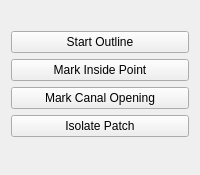
Above: Resources/UI/page_pinna_draw.ui from thomasjames3/SlicerScutumGraftLocator before the change. Below: the same form after it.
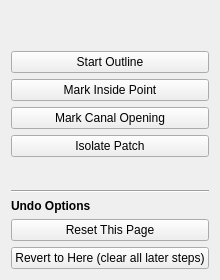
That is the form after the change.

What changed in the file:
```diff
--- a/Resources/UI/page_pinna_draw.ui
+++ b/Resources/UI/page_pinna_draw.ui
@@ -13,6 +13,24 @@
      </property>
     </widget>
    </item>
+   <item>
+    <widget class="QLabel" name="tutorialLabel">
+     <property name="text">
+      <string></string>
+     </property>
+     <property name="wordWrap">
+      <bool>true</bool>
+     </property>
+     <property name="visible">
+      <bool>false</bool>
+     </property>
+     <property name="font">
+      <font>
+       <italic>true</italic>
+      </font>
+     </property>
+    </widget>
+   </item>
    <item>
     <widget class="QPushButton" name="startCurveButton">
      <property name="text">
@@ -58,6 +76,39 @@
      </property>
     </spacer>
    </item>
+   <item>
+    <widget class="Line" name="undoOptionsLine">
+     <property name="orientation">
+      <enum>Qt::Horizontal</enum>
+     </property>
+    </widget>
+   </item>
+   <item>
+    <widget class="QLabel" name="undoOptionsLabel">
+     <property name="text">
+      <string>Undo Options</string>
+     </property>
+     <property name="font">
+      <font>
+       <bold>true</bold>
+      </font>
+     </property>
+    </widget>
+   </item>
+   <item>
+    <widget class="QPushButton" name="resetPageButton">
+     <property name="text">
+      <string>Reset This Page</string>
+     </property>
+    </widget>
+   </item>
+   <item>
+    <widget class="QPushButton" name="revertToHereButton">
+     <property name="text">
+      <string>Revert to Here (clear all later steps)</string>
+     </property>
+    </widget>
+   </item>
   </layout>
  </widget>
  <resources/>
```
